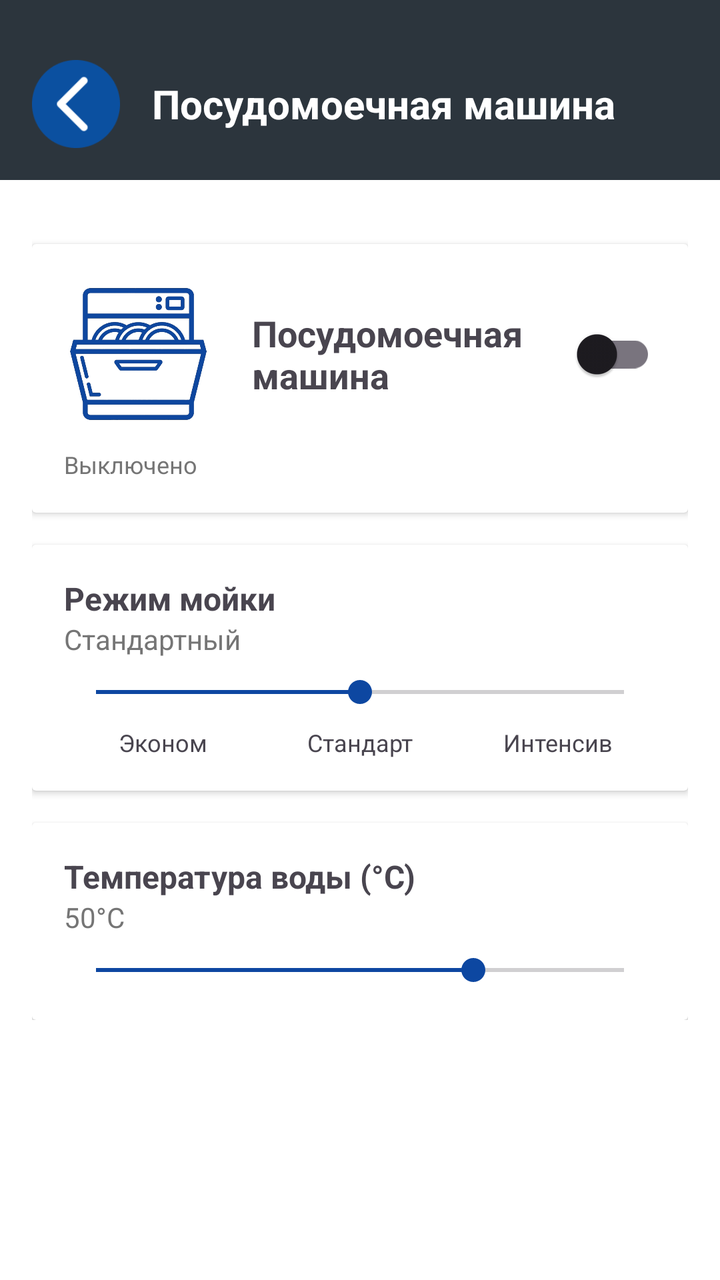
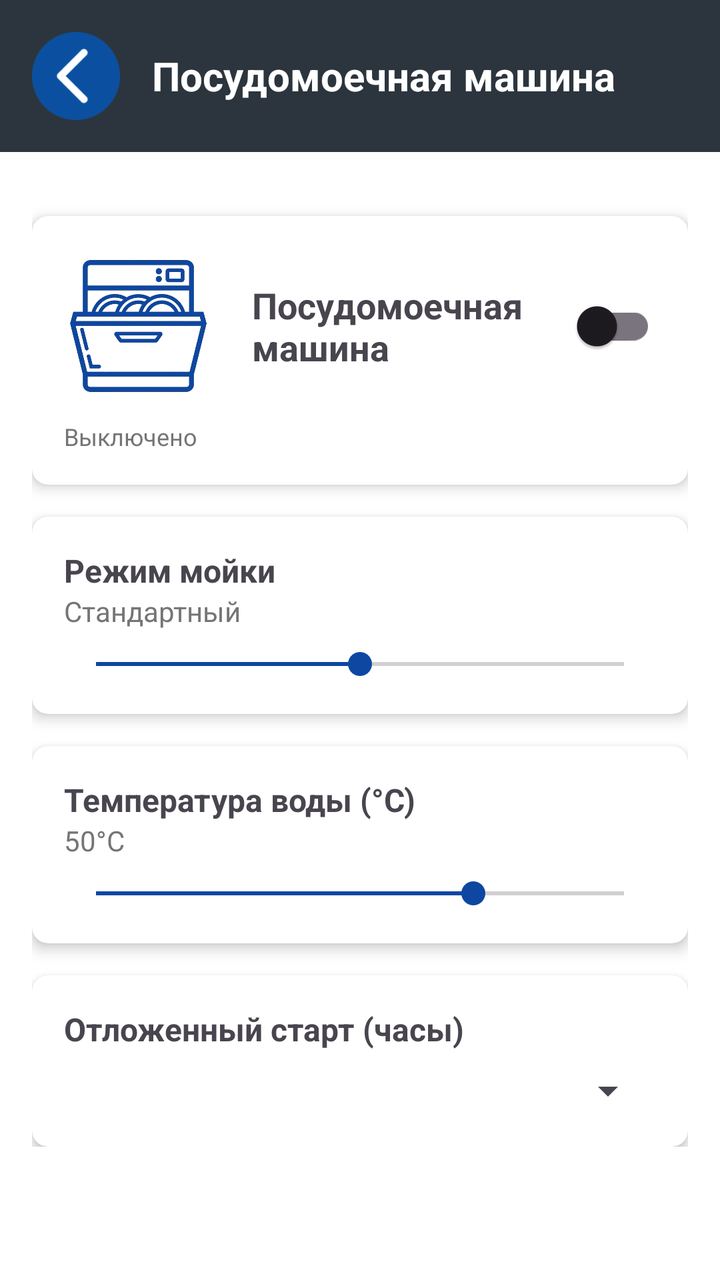

Screens rendered from an Android XML layout before and after an edit, with the pre-edit source and the edit as a unified diff.
<!-- AndroidManifest.xml: application theme Theme.SmartHome -->
<!-- res/layout/activity_device_dishwasher.xml -->
<?xml version="1.0" encoding="utf-8"?>
<LinearLayout xmlns:android="http://schemas.android.com/apk/res/android"
    android:layout_width="match_parent"
    android:layout_height="match_parent"
    android:orientation="vertical"
    android:background="#FFFFFF">

    <LinearLayout
        android:layout_width="match_parent"
        android:layout_height="wrap_content"
        android:orientation="horizontal"
        android:background="#2C353D"
        android:paddingRight="16dp"
        android:paddingLeft="16dp"
        android:paddingTop="30dp"
        android:paddingBottom="16dp"
        android:gravity="center_vertical">

        <ImageView
            android:id="@+id/btnBack"
            android:layout_width="44dp"
            android:layout_height="44dp"
            android:src="@drawable/back_butt"
            android:layout_marginEnd="16dp" />

        <TextView
            android:layout_width="wrap_content"
            android:layout_height="wrap_content"
            android:text="Посудомоечная машина"
            android:textColor="#FFFFFF"
            android:textSize="20sp"
            android:textStyle="bold" />
    </LinearLayout>

    <ScrollView
        android:layout_width="match_parent"
        android:layout_height="match_parent">

        <LinearLayout
            android:layout_width="match_parent"
            android:layout_height="wrap_content"
            android:orientation="vertical"
            android:padding="16dp">

            <androidx.cardview.widget.CardView
                android:layout_width="match_parent"
                android:layout_height="wrap_content"
                android:layout_marginTop="16dp"
                android:elevation="4dp"
                android:radius="8dp">

                <LinearLayout
                    android:layout_width="match_parent"
                    android:layout_height="wrap_content"
                    android:orientation="vertical"
                    android:padding="16dp">

                    <LinearLayout
                        android:layout_width="match_parent"
                        android:layout_height="wrap_content"
                        android:orientation="horizontal"
                        android:gravity="center_vertical">

                        <ImageView
                            android:layout_width="78dp"
                            android:layout_height="78dp"
                            android:src="@drawable/dish" />

                        <TextView
                            android:layout_width="0dp"
                            android:layout_height="wrap_content"
                            android:layout_weight="1"
                            android:text="Посудомоечная машина"
                            android:textSize="18sp"
                            android:textStyle="bold"
                            android:layout_marginStart="16dp" />

                        <androidx.appcompat.widget.SwitchCompat
                            android:id="@+id/switchDishwasher"
                            android:layout_width="wrap_content"
                            android:layout_height="wrap_content" />
                    </LinearLayout>

                    <TextView
                        android:id="@+id/textDishwasherStatus"
                        android:layout_width="wrap_content"
                        android:layout_height="wrap_content"
                        android:text="Выключено"
                        android:textSize="12sp"
                        android:textColor="#757575"
                        android:layout_marginTop="8dp" />

                </LinearLayout>
            </androidx.cardview.widget.CardView>

            <androidx.cardview.widget.CardView
                android:layout_width="match_parent"
                android:layout_height="wrap_content"
                android:layout_marginTop="16dp"
                android:elevation="4dp"
                android:radius="8dp">

                <LinearLayout
                    android:layout_width="match_parent"
                    android:layout_height="wrap_content"
                    android:orientation="vertical"
                    android:padding="16dp">

                    <TextView
                        android:layout_width="wrap_content"
                        android:layout_height="wrap_content"
                        android:text="Режим мойки"
                        android:textSize="16sp"
                        android:textStyle="bold" />

                    <TextView
                        android:id="@+id/textModeValue"
                        android:layout_width="wrap_content"
                        android:layout_height="wrap_content"
                        android:text="Стандартный"
                        android:textSize="14sp"
                        android:textColor="#757575"
                        android:layout_marginBottom="8dp" />

                    <SeekBar
                        android:id="@+id/seekBarMode"
                        android:layout_width="match_parent"
                        android:layout_height="wrap_content"
                        android:max="100"
                        android:progress="50"
                        android:progressTint="#0D47A1"
                        android:thumbTint="#0D47A1" />

                    <LinearLayout
                        android:layout_width="match_parent"
                        android:layout_height="wrap_content"
                        android:orientation="horizontal"
                        android:layout_marginTop="8dp">

                        <TextView
                            android:layout_width="0dp"
                            android:layout_height="wrap_content"
                            android:layout_weight="1"
                            android:text="Эконом"
                            android:textSize="12sp"
                            android:gravity="center" />

                        <TextView
                            android:layout_width="0dp"
                            android:layout_height="wrap_content"
                            android:layout_weight="1"
                            android:text="Стандарт"
                            android:textSize="12sp"
                            android:gravity="center" />

                        <TextView
                            android:layout_width="0dp"
                            android:layout_height="wrap_content"
                            android:layout_weight="1"
                            android:text="Интенсив"
                            android:textSize="12sp"
                            android:gravity="center" />
                    </LinearLayout>

                </LinearLayout>
            </androidx.cardview.widget.CardView>

            <androidx.cardview.widget.CardView
                android:layout_width="match_parent"
                android:layout_height="wrap_content"
                android:layout_marginTop="16dp"
                android:elevation="4dp"
                android:radius="8dp">

                <LinearLayout
                    android:layout_width="match_parent"
                    android:layout_height="wrap_content"
                    android:orientation="vertical"
                    android:padding="16dp">

                    <TextView
                        android:layout_width="wrap_content"
                        android:layout_height="wrap_content"
                        android:text="Температура воды (°C)"
                        android:textSize="16sp"
                        android:textStyle="bold" />

                    <TextView
                        android:id="@+id/textTempValue"
                        android:layout_width="wrap_content"
                        android:layout_height="wrap_content"
                        android:text="50°C"
                        android:textSize="14sp"
                        android:textColor="#757575"
                        android:layout_marginBottom="8dp" />

                    <SeekBar
                        android:id="@+id/seekBarTemp"
                        android:layout_width="match_parent"
                        android:layout_height="wrap_content"
                        android:max="70"
                        android:progress="50"
                        android:progressTint="#0D47A1"
                        android:thumbTint="#0D47A1" />

                </LinearLayout>
            </androidx.cardview.widget.CardView>

        </LinearLayout>
    </ScrollView>
</LinearLayout>
<!-- resources referenced by this layout -->
<resources>
  <!-- drawable back_butt: png bitmap (drawable, 2517 bytes) -->
  <!-- drawable dish: png bitmap (drawable, 88842 bytes) -->
  <style name="Theme.SmartHome" parent="Base.Theme.SmartHome" />
  <style name="Base.Theme.SmartHome" parent="Theme.Material3.DayNight.NoActionBar">
          
          
      </style>
</resources>

<!-- the commit's change to res/layout/activity_device_dishwasher.xml (unified diff, before → after) -->
@@ -1,5 +1,6 @@
 <?xml version="1.0" encoding="utf-8"?>
 <LinearLayout xmlns:android="http://schemas.android.com/apk/res/android"
+    xmlns:app="http://schemas.android.com/apk/res-auto"
     android:layout_width="match_parent"
     android:layout_height="match_parent"
     android:orientation="vertical"
@@ -10,18 +11,14 @@
         android:layout_height="wrap_content"
         android:orientation="horizontal"
         android:background="#2C353D"
-        android:paddingRight="16dp"
-        android:paddingLeft="16dp"
-        android:paddingTop="30dp"
-        android:paddingBottom="16dp"
+        android:padding="16dp"
         android:gravity="center_vertical">
 
         <ImageView
             android:id="@+id/btnBack"
             android:layout_width="44dp"
             android:layout_height="44dp"
-            android:src="@drawable/back_butt"
-            android:layout_marginEnd="16dp" />
+            android:src="@drawable/back_butt" />
 
         <TextView
             android:layout_width="wrap_content"
@@ -29,13 +26,13 @@
             android:text="Посудомоечная машина"
             android:textColor="#FFFFFF"
             android:textSize="20sp"
-            android:textStyle="bold" />
+            android:textStyle="bold"
+            android:layout_marginStart="16dp" />
     </LinearLayout>
 
     <ScrollView
         android:layout_width="match_parent"
         android:layout_height="match_parent">
-
         <LinearLayout
             android:layout_width="match_parent"
             android:layout_height="wrap_content"
@@ -46,26 +43,22 @@
                 android:layout_width="match_parent"
                 android:layout_height="wrap_content"
                 android:layout_marginTop="16dp"
-                android:elevation="4dp"
-                android:radius="8dp">
-
+                app:cardCornerRadius="8dp"
+                app:cardElevation="4dp">
                 <LinearLayout
                     android:layout_width="match_parent"
                     android:layout_height="wrap_content"
                     android:orientation="vertical"
                     android:padding="16dp">
-
                     <LinearLayout
                         android:layout_width="match_parent"
                         android:layout_height="wrap_content"
                         android:orientation="horizontal"
                         android:gravity="center_vertical">
-
                         <ImageView
                             android:layout_width="78dp"
                             android:layout_height="78dp"
                             android:src="@drawable/dish" />
-
                         <TextView
                             android:layout_width="0dp"
                             android:layout_height="wrap_content"
@@ -74,13 +67,11 @@
                             android:textSize="18sp"
                             android:textStyle="bold"
                             android:layout_marginStart="16dp" />
-
                         <androidx.appcompat.widget.SwitchCompat
                             android:id="@+id/switchDishwasher"
                             android:layout_width="wrap_content"
                             android:layout_height="wrap_content" />
                     </LinearLayout>
-
                     <TextView
                         android:id="@+id/textDishwasherStatus"
                         android:layout_width="wrap_content"
@@ -89,30 +80,27 @@
                         android:textSize="12sp"
                         android:textColor="#757575"
                         android:layout_marginTop="8dp" />
-
                 </LinearLayout>
             </androidx.cardview.widget.CardView>
 
+            
             <androidx.cardview.widget.CardView
                 android:layout_width="match_parent"
                 android:layout_height="wrap_content"
                 android:layout_marginTop="16dp"
-                android:elevation="4dp"
-                android:radius="8dp">
-
+                app:cardCornerRadius="8dp"
+                app:cardElevation="4dp">
                 <LinearLayout
                     android:layout_width="match_parent"
                     android:layout_height="wrap_content"
                     android:orientation="vertical"
                     android:padding="16dp">
-
                     <TextView
                         android:layout_width="wrap_content"
                         android:layout_height="wrap_content"
                         android:text="Режим мойки"
                         android:textSize="16sp"
                         android:textStyle="bold" />
-
                     <TextView
                         android:id="@+id/textModeValue"
                         android:layout_width="wrap_content"
@@ -121,7 +109,6 @@
                         android:textSize="14sp"
                         android:textColor="#757575"
                         android:layout_marginBottom="8dp" />
-
                     <SeekBar
                         android:id="@+id/seekBarMode"
                         android:layout_width="match_parent"
@@ -130,61 +117,27 @@
                         android:progress="50"
                         android:progressTint="#0D47A1"
                         android:thumbTint="#0D47A1" />
-
-                    <LinearLayout
-                        android:layout_width="match_parent"
-                        android:layout_height="wrap_content"
-                        android:orientation="horizontal"
-                        android:layout_marginTop="8dp">
-
-                        <TextView
-                            android:layout_width="0dp"
-                            android:layout_height="wrap_content"
-                            android:layout_weight="1"
-                            android:text="Эконом"
-                            android:textSize="12sp"
-                            android:gravity="center" />
-
-                        <TextView
-                            android:layout_width="0dp"
-                            android:layout_height="wrap_content"
-                            android:layout_weight="1"
-                            android:text="Стандарт"
-                            android:textSize="12sp"
-                            android:gravity="center" />
-
-                        <TextView
-                            android:layout_width="0dp"
-                            android:layout_height="wrap_content"
-                            android:layout_weight="1"
-                            android:text="Интенсив"
-                            android:textSize="12sp"
-                            android:gravity="center" />
-                    </LinearLayout>
-
                 </LinearLayout>
             </androidx.cardview.widget.CardView>
 
+            
             <androidx.cardview.widget.CardView
                 android:layout_width="match_parent"
                 android:layout_height="wrap_content"
                 android:layout_marginTop="16dp"
-                android:elevation="4dp"
-                android:radius="8dp">
-
+                app:cardCornerRadius="8dp"
+                app:cardElevation="4dp">
                 <LinearLayout
                     android:layout_width="match_parent"
                     android:layout_height="wrap_content"
                     android:orientation="vertical"
                     android:padding="16dp">
-
                     <TextView
                         android:layout_width="wrap_content"
                         android:layout_height="wrap_content"
                         android:text="Температура воды (°C)"
                         android:textSize="16sp"
                         android:textStyle="bold" />
-
                     <TextView
                         android:id="@+id/textTempValue"
                         android:layout_width="wrap_content"
@@ -193,7 +146,6 @@
                         android:textSize="14sp"
                         android:textColor="#757575"
                         android:layout_marginBottom="8dp" />
-
                     <SeekBar
                         android:id="@+id/seekBarTemp"
                         android:layout_width="match_parent"
@@ -202,7 +154,32 @@
                         android:progress="50"
                         android:progressTint="#0D47A1"
                         android:thumbTint="#0D47A1" />
+                </LinearLayout>
+            </androidx.cardview.widget.CardView>
 
+            
+            <androidx.cardview.widget.CardView
+                android:layout_width="match_parent"
+                android:layout_height="wrap_content"
+                android:layout_marginTop="16dp"
+                app:cardCornerRadius="8dp"
+                app:cardElevation="4dp">
+                <LinearLayout
+                    android:layout_width="match_parent"
+                    android:layout_height="wrap_content"
+                    android:orientation="vertical"
+                    android:padding="16dp">
+                    <TextView
+                        android:layout_width="wrap_content"
+                        android:layout_height="wrap_content"
+                        android:text="Отложенный старт (часы)"
+                        android:textSize="16sp"
+                        android:textStyle="bold" />
+                    <Spinner
+                        android:id="@+id/spinnerDelay"
+                        android:layout_width="match_parent"
+                        android:layout_height="wrap_content"
+                        android:layout_marginTop="8dp" />
                 </LinearLayout>
             </androidx.cardview.widget.CardView>
 
